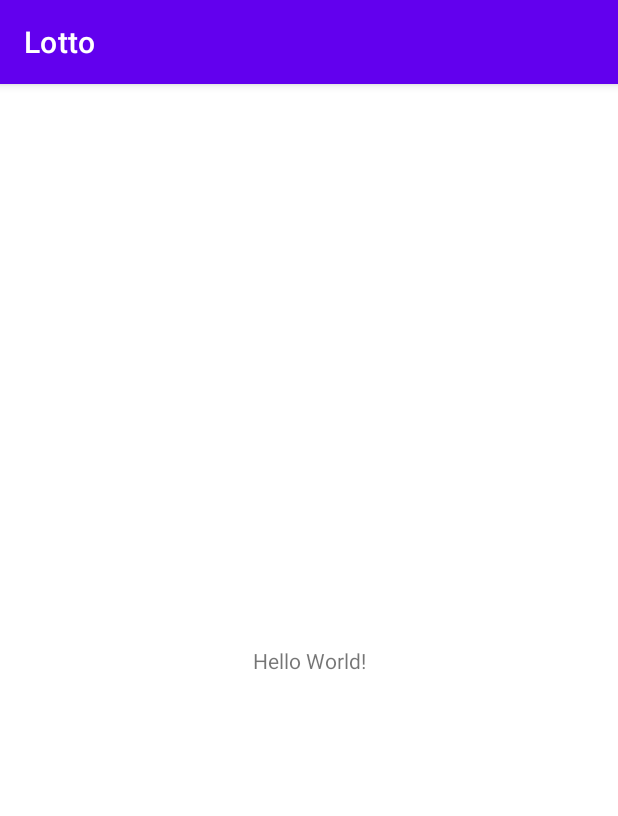
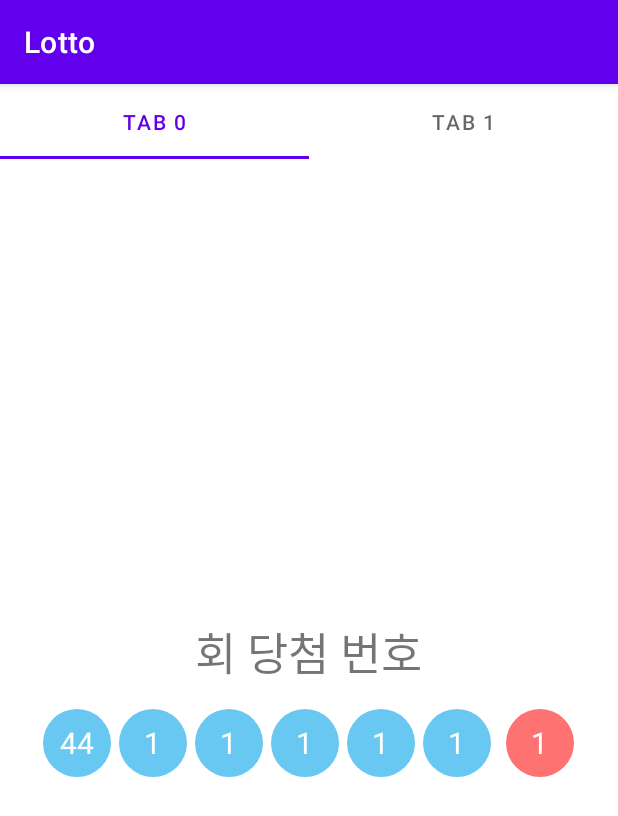
Before and after one commit to kimjiun/Lotto, an Android app: the screen it shows after launch (MainActivity), on a phone screen of 412 x 824 dp. Shown: the top 816 px of the screen. Run offline under Robolectric (Android 15) with nearby library versions, the phone set to English and light mode, and no system bars; our stand-ins replace data binding.

Commit message:
Layout 설계

```diff
--- a/app/src/main/AndroidManifest.xml
+++ b/app/src/main/AndroidManifest.xml
@@ -17,7 +17,7 @@
         tools:targetApi="31"
         android:usesCleartextTraffic="true">
         <activity
-            android:name=".MainActivity"
+            android:name=".view.MainActivity"
             android:exported="true">
             <intent-filter>
                 <action android:name="android.intent.action.MAIN" />
--- a/app/src/main/java/com/ggidid/lotto/MainActivity.kt
+++ /dev/null
@@ -1,29 +0,0 @@
-package com.ggidid.lotto
-
-import androidx.appcompat.app.AppCompatActivity
-import android.os.Bundle
-import android.util.Log
-import com.ggidid.lotto.retrofit.LottoFactory
-import com.ggidid.lotto.retrofit.model.LottoBody
-import retrofit2.Call
-import retrofit2.Callback
-import retrofit2.Response
-
-class MainActivity : AppCompatActivity() {
-    override fun onCreate(savedInstanceState: Bundle?) {
-        super.onCreate(savedInstanceState)
-        setContentView(R.layout.activity_main)
-
-        val lottoService = LottoFactory().create()
-
-        lottoService.getNumber(Constants.METHOD, 100).enqueue(object : Callback<LottoBody> {
-            override fun onResponse(call: Call<LottoBody>, response: Response<LottoBody>) {
-                Log.d("JIUN","RST : ${response.body()}")
-            }
-
-            override fun onFailure(call: Call<LottoBody>, t: Throwable) {
-                Log.d("JIUN","T : ${t}")
-            }
-        })
-    }
-}
--- /dev/null
+++ b/app/src/main/java/com/ggidid/lotto/ViewPagerAdapter.kt
@@ -0,0 +1,20 @@
+package com.ggidid.lotto
+
+import androidx.fragment.app.Fragment
+import androidx.viewpager2.adapter.FragmentStateAdapter
+import com.ggidid.lotto.view.CheckFragment
+import com.ggidid.lotto.view.GenerateFragment
+import com.ggidid.lotto.view.MainActivity
+
+class ViewPagerAdapter(activty: MainActivity): FragmentStateAdapter(activty) {
+    var list: ArrayList<Fragment> = ArrayList()
+
+    override fun getItemCount(): Int = list.size
+
+    override fun createFragment(position: Int): Fragment = list.get(position)
+
+    init {
+        list.add(CheckFragment())
+        list.add(GenerateFragment())
+    }
+}
--- /dev/null
+++ b/app/src/main/java/com/ggidid/lotto/view/CheckFragment.kt
@@ -0,0 +1,29 @@
+package com.ggidid.lotto.view
+
+import android.os.Bundle
+import androidx.fragment.app.Fragment
+import android.view.LayoutInflater
+import android.view.View
+import android.view.ViewGroup
+import androidx.databinding.DataBindingUtil
+import androidx.lifecycle.ViewModelProvider
+import com.ggidid.lotto.R
+import com.ggidid.lotto.databinding.FragmentCheckBinding
+import com.ggidid.lotto.viewmodel.CheckViewModel
+
+class CheckFragment : Fragment() {
+    lateinit var binding: FragmentCheckBinding
+
+    override fun onCreate(savedInstanceState: Bundle?) {
+        super.onCreate(savedInstanceState)
+    }
+
+    override fun onCreateView(inflater: LayoutInflater, container: ViewGroup?, savedInstanceState: Bundle?): View? {
+        binding = DataBindingUtil.inflate(inflater, R.layout.fragment_check, container, false)
+        binding.lifecycleOwner = this
+        val viewModel = ViewModelProvider(this).get(CheckViewModel::class.java)
+        binding.viewModel = viewModel
+
+        return binding.root
+    }
+}
--- /dev/null
+++ b/app/src/main/java/com/ggidid/lotto/view/MainActivity.kt
@@ -0,0 +1,68 @@
+package com.ggidid.lotto.view
+
+import androidx.appcompat.app.AppCompatActivity
+import android.os.Bundle
+import android.util.Log
+import com.ggidid.lotto.Constants
+import com.ggidid.lotto.ViewPagerAdapter
+import com.ggidid.lotto.databinding.ActivityMainBinding
+import com.ggidid.lotto.retrofit.LottoFactory
+import com.ggidid.lotto.retrofit.model.LottoBody
+import com.google.android.material.tabs.TabLayoutMediator
+import retrofit2.Call
+import retrofit2.Callback
+import retrofit2.Response
+import java.text.SimpleDateFormat
+import java.util.*
+
+class MainActivity : AppCompatActivity() {
+    val TAG = "JIUN/MainActivity"
+
+    override fun onCreate(savedInstanceState: Bundle?) {
+        super.onCreate(savedInstanceState)
+
+        val binding: ActivityMainBinding = ActivityMainBinding.inflate(layoutInflater)
+        setContentView(binding.root)
+
+        binding.pager.adapter = ViewPagerAdapter(this)
+        TabLayoutMediator(binding.tabLayout, binding.pager){ tab, position ->
+            tab.text = "TAB ${position}"
+        }.attach()
+
+        val round = getLatestRound()
+        testLottoAPI(round)
+    }
+
+    fun testLottoAPI(round: Int){
+        val lottoService = LottoFactory().create()
+
+        lottoService.getNumber(Constants.METHOD, round).enqueue(object : Callback<LottoBody> {
+            override fun onResponse(call: Call<LottoBody>, response: Response<LottoBody>) {
+                val result = response.body()
+                Log.d(TAG,"RST : ${response.body()}")
+
+                if(result?.returnValue == "fail"){
+                    testLottoAPI(round - 1)
+                }
+                else {
+                    Log.d(TAG, "SUCCESS")
+                }
+
+            }
+
+            override fun onFailure(call: Call<LottoBody>, t: Throwable) {
+                Log.d("JIUN","T : ${t}")
+            }
+        })
+    }
+
+    fun getLatestRound(): Int {
+        val dateFormat = SimpleDateFormat("yyyy-MM-dd hh:mm:ss")
+        val cDate = Date()
+        val sDate = dateFormat.parse("2002-12-07 23:59:59")
+
+        val result:Long = ((cDate.time - sDate.time) / (86400 * 1000 * 7)) + 2
+
+        return result.toInt()
+    }
+}
--- /dev/null
+++ b/app/src/main/java/com/ggidid/lotto/viewmodel/CheckViewModel.kt
@@ -0,0 +1,6 @@
+package com.ggidid.lotto.viewmodel
+
+import androidx.lifecycle.ViewModel
+
+class CheckViewModel: ViewModel() {
+}
--- /dev/null
+++ b/app/src/main/java/com/ggidid/lotto/viewmodel/GenerateViewModel.kt
@@ -0,0 +1,6 @@
+package com.ggidid.lotto.viewmodel
+
+import androidx.lifecycle.ViewModel
+
+class GenerateViewModel: ViewModel() {
+}
--- /dev/null
+++ b/app/src/main/res/drawable/circle_blue.xml
@@ -0,0 +1,7 @@
+<?xml version="1.0" encoding="utf-8"?>
+<shape xmlns:android="http://schemas.android.com/apk/res/android"
+    android:shape="oval">
+    <solid android:color="@color/ball_blue" />
+    <size android:height="@dimen/check_circle"
+        android:width="@dimen/check_circle"/>
+</shape>
--- /dev/null
+++ b/app/src/main/res/drawable/circle_red.xml
@@ -0,0 +1,7 @@
+<?xml version="1.0" encoding="utf-8"?>
+<shape xmlns:android="http://schemas.android.com/apk/res/android"
+    android:shape="oval">
+    <solid android:color="@color/ball_red" />
+    <size android:height="@dimen/check_circle"
+        android:width="@dimen/check_circle"/>
+</shape>
--- a/app/src/main/res/layout/activity_main.xml
+++ b/app/src/main/res/layout/activity_main.xml
@@ -1,26 +1,25 @@
 <?xml version="1.0" encoding="utf-8"?>
-
-<layout
-    xmlns:android="http://schemas.android.com/apk/res/android"
+<layout xmlns:android="http://schemas.android.com/apk/res/android"
     xmlns:app="http://schemas.android.com/apk/res-auto"
     xmlns:tools="http://schemas.android.com/tools">
+
     <data>
 
     </data>
 
-    <androidx.constraintlayout.widget.ConstraintLayout
+    <LinearLayout
         android:layout_width="match_parent"
         android:layout_height="match_parent"
-        tools:context=".MainActivity">
+        android:orientation="vertical">
 
-        <TextView
-            android:layout_width="wrap_content"
-            android:layout_height="wrap_content"
-            android:text="Hello World!"
-            app:layout_constraintBottom_toBottomOf="parent"
-            app:layout_constraintEnd_toEndOf="parent"
-            app:layout_constraintStart_toStartOf="parent"
-            app:layout_constraintTop_toTopOf="parent" />
+        <com.google.android.material.tabs.TabLayout
+            android:id="@+id/tabLayout"
+            android:layout_width="match_parent"
+            android:layout_height="50dp" />
 
-    </androidx.constraintlayout.widget.ConstraintLayout>
+        <androidx.viewpager2.widget.ViewPager2
+            android:id="@+id/pager"
+            android:layout_width="match_parent"
+            android:layout_height="match_parent" />
+    </LinearLayout>
 </layout>
--- /dev/null
+++ b/app/src/main/res/layout/fragment_check.xml
@@ -0,0 +1,180 @@
+<?xml version="1.0" encoding="utf-8"?>
+<layout xmlns:android="http://schemas.android.com/apk/res/android"
+    xmlns:tools="http://schemas.android.com/tools"
+    xmlns:app="http://schemas.android.com/apk/res-auto">
+
+    <data>
+        <variable
+            name="viewModel"
+            type="com.ggidid.lotto.viewmodel.CheckViewModel" />
+    </data>
+
+    <LinearLayout
+        android:layout_width="match_parent"
+        android:layout_height="match_parent"
+        android:orientation="vertical"
+        android:gravity="center"
+        tools:context=".view.CheckFragment">
+
+        <TextView
+            android:id="@+id/roundText"
+            android:layout_width="wrap_content"
+            android:layout_height="wrap_content"
+            android:text="@string/fragement_check_round"
+            android:textSize="@dimen/text_round"
+            android:layout_marginBottom="@dimen/margin_fc_item" />
+
+        <LinearLayout
+            android:layout_width="match_parent"
+            android:layout_height="wrap_content"
+            android:gravity="center">
+
+            <RelativeLayout
+                android:layout_width="wrap_content"
+                android:layout_height="wrap_content">
+
+                <ImageView
+                    android:layout_width="wrap_content"
+                    android:layout_height="wrap_content"
+                    android:layout_centerInParent="true"
+                    app:srcCompat="@drawable/circle_blue" />
+
+                <TextView
+                    android:id="@+id/first_number"
+                    android:layout_width="wrap_content"
+                    android:layout_height="wrap_content"
+                    android:layout_centerInParent="true"
+                    android:text="44"
+                    android:textSize="@dimen/text_fc_ball"
+                    android:textColor="@color/white" />
+            </RelativeLayout>
+
+            <RelativeLayout
+                android:layout_width="wrap_content"
+                android:layout_height="wrap_content"
+                android:layout_marginStart="@dimen/margin_ball">
+
+                <ImageView
+                    android:layout_width="wrap_content"
+                    android:layout_height="wrap_content"
+                    android:layout_centerInParent="true"
+                    app:srcCompat="@drawable/circle_blue" />
+
+                <TextView
+                    android:id="@+id/second_number"
+                    android:layout_width="wrap_content"
+                    android:layout_height="wrap_content"
+                    android:layout_centerInParent="true"
+                    android:text="1"
+                    android:textSize="@dimen/text_fc_ball"
+                    android:textColor="@color/white" />
+            </RelativeLayout>
+
+            <RelativeLayout
+                android:layout_width="wrap_content"
+                android:layout_height="wrap_content"
+                android:layout_marginStart="@dimen/margin_ball">
+
+                <ImageView
+                    android:layout_width="wrap_content"
+                    android:layout_height="wrap_content"
+                    android:layout_centerInParent="true"
+                    app:srcCompat="@drawable/circle_blue" />
+
+                <TextView
+                    android:id="@+id/third_number"
+                    android:layout_width="wrap_content"
+                    android:layout_height="wrap_content"
+                    android:layout_centerInParent="true"
+                    android:text="1"
+                    android:textSize="@dimen/text_fc_ball"
+                    android:textColor="@color/white" />
+            </RelativeLayout>
+
+            <RelativeLayout
+                android:layout_width="wrap_content"
+                android:layout_height="wrap_content"
+                android:layout_marginStart="@dimen/margin_ball">
+
+                <ImageView
+                    android:layout_width="wrap_content"
+                    android:layout_height="wrap_content"
+                    android:layout_centerInParent="true"
+                    app:srcCompat="@drawable/circle_blue" />
+
+                <TextView
+                    android:id="@+id/fourth_number"
+                    android:layout_width="wrap_content"
+                    android:layout_height="wrap_content"
+                    android:layout_centerInParent="true"
+                    android:text="1"
+                    android:textColor="@color/white"
+                    android:textSize="@dimen/text_fc_ball" />
+            </RelativeLayout>
+
+            <RelativeLayout
+                android:layout_width="wrap_content"
+                android:layout_height="wrap_content"
+                android:layout_marginStart="@dimen/margin_ball">
+
+                <ImageView
+                    android:layout_width="wrap_content"
+                    android:layout_height="wrap_content"
+                    android:layout_centerInParent="true"
+                    app:srcCompat="@drawable/circle_blue" />
+
+                <TextView
+                    android:id="@+id/fifth_number"
+                    android:layout_width="wrap_content"
+                    android:layout_height="wrap_content"
+                    android:layout_centerInParent="true"
+                    android:text="1"
+                    android:textSize="@dimen/text_fc_ball"
+                    android:textColor="@color/white" />
+            </RelativeLayout>
+
+            <RelativeLayout
+                android:layout_width="wrap_content"
+                android:layout_height="wrap_content"
+                android:layout_marginStart="@dimen/margin_ball">
+
+                <ImageView
+                    android:layout_width="wrap_content"
+                    android:layout_height="wrap_content"
+                    android:layout_centerInParent="true"
+                    app:srcCompat="@drawable/circle_blue" />
+
+                <TextView
+                    android:id="@+id/sixth_number"
+                    android:layout_width="wrap_content"
+                    android:layout_height="wrap_content"
+                    android:layout_centerInParent="true"
+                    android:text="1"
+                    android:textSize="@dimen/text_fc_ball"
+                    android:textColor="@color/white" />
+            </RelativeLayout>
+
+            <RelativeLayout
+                android:layout_width="wrap_content"
+                android:layout_height="wrap_content"
+                android:layout_marginStart="@dimen/margin_ball2">
+
+                <ImageView
+                    android:layout_width="wrap_content"
+                    android:layout_height="wrap_content"
+                    android:layout_centerInParent="true"
+                    app:srcCompat="@drawable/circle_red" />
+
+                <TextView
+                    android:id="@+id/bonus_number"
+                    android:layout_width="wrap_content"
+                    android:layout_height="wrap_content"
+                    android:layout_centerInParent="true"
+                    android:text="1"
+                    android:textSize="@dimen/text_fc_ball"
+                    android:textColor="@color/white" />
+            </RelativeLayout>
+        </LinearLayout>
+
+    </LinearLayout>
+</layout>
--- a/app/src/main/res/values/colors.xml
+++ b/app/src/main/res/values/colors.xml
@@ -7,4 +7,10 @@
     <color name="teal_700">#FF018786</color>
     <color name="black">#FF000000</color>
     <color name="white">#FFFFFFFF</color>
+
+    <color name="ball_blue">#69c8f2</color>
+    <color name="ball_green">#b0d840</color>
+    <color name="ball_red">#ff7272</color>
+    <color name="ball_yellow">#fbc400</color>
+
 </resources>
--- /dev/null
+++ b/app/src/main/res/values/dimens.xml
@@ -0,0 +1,14 @@
+<?xml version="1.0" encoding="utf-8"?>
+<resources>
+    <dimen name="check_circle">45dp</dimen>
+    <dimen name="generate_circle">55dp</dimen>
+
+    <dimen name="margin_ball">5dp</dimen>
+    <dimen name="margin_ball2">10dp</dimen>
+
+    <dimen name="margin_fc_item">15dp</dimen>
+
+    <dimen name="text_fc_ball">20sp</dimen>
+    <dimen name="text_fg_ball">20sp</dimen>
+    <dimen name="text_round">30sp</dimen>
+</resources>
--- a/app/src/main/res/values/strings.xml
+++ b/app/src/main/res/values/strings.xml
@@ -1,3 +1,6 @@
 <resources>
     <string name="app_name">Lotto</string>
+    <!-- TODO: Remove or change this placeholder text -->
+    <string name="hello_blank_fragment">Hello blank fragment</string>
+    <string name="fragement_check_round"> 회 당첨 번호</string>
 </resources>
```
Also changed, not shown: app/build.gradle (+8 -2 lines), app/src/main/java/com/ggidid/lotto/view/GenerateFragment.kt (added, +33 -0 lines), app/src/main/res/drawable/circle_green.xml (added, +7 -0 lines), app/src/main/res/drawable/circle_yellow.xml (added, +7 -0 lines), app/src/main/res/layout/fragment_generate.xml (added, +157 -0 lines), 1 other file.
